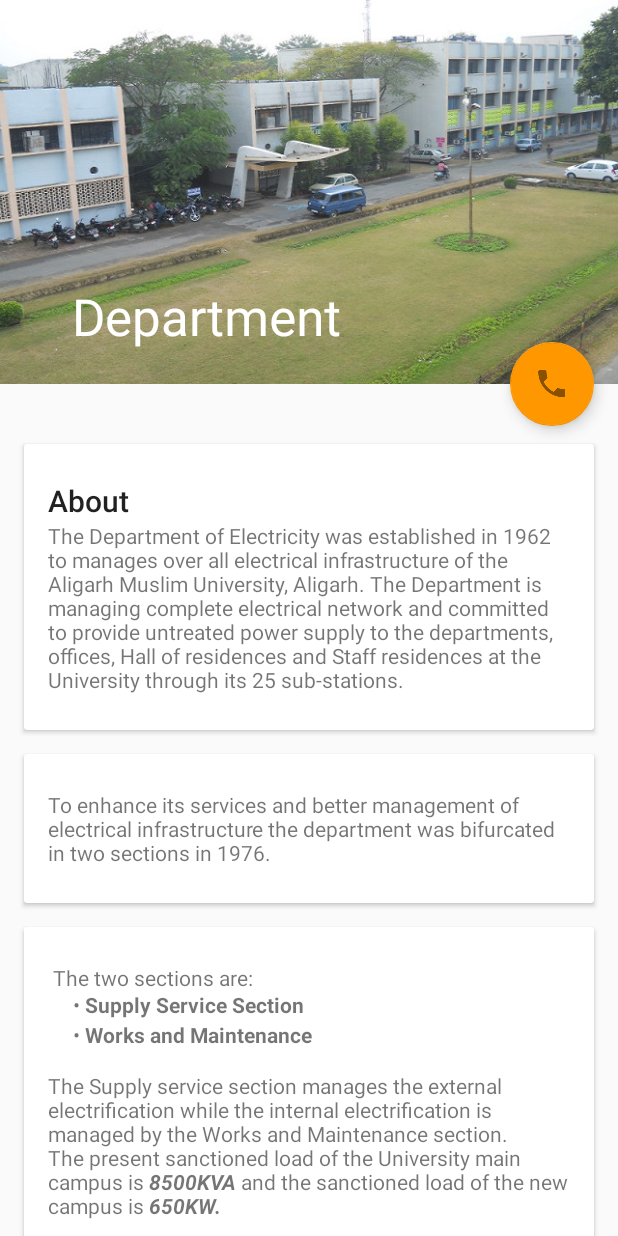
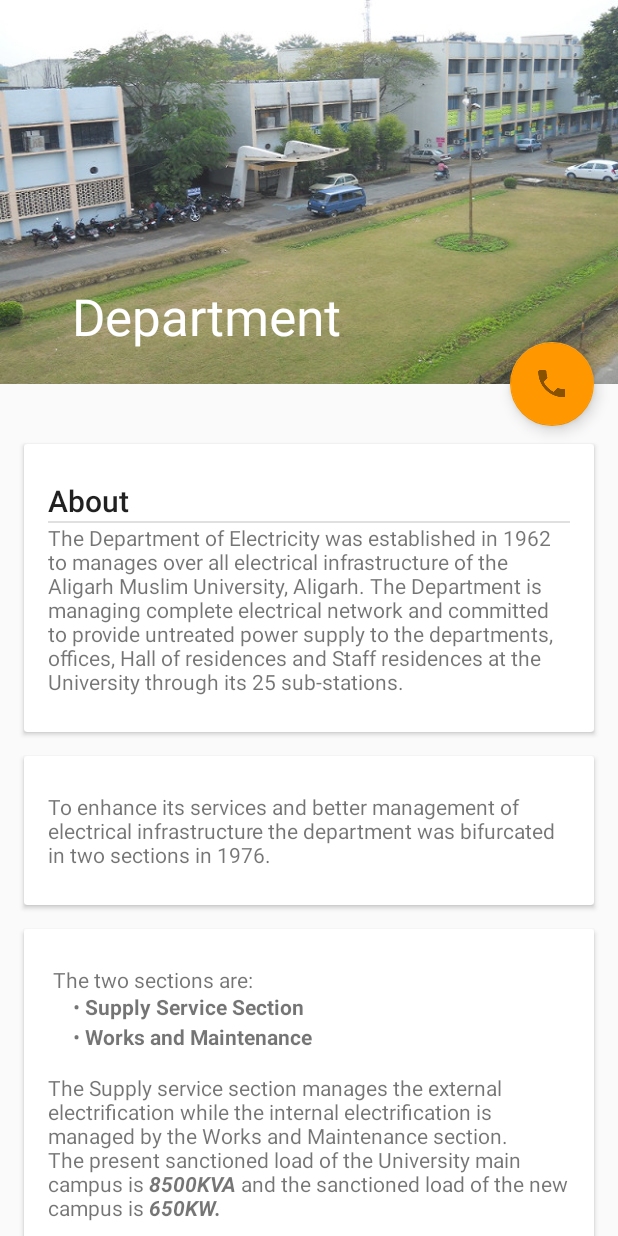
Before and after one commit to iamareebjamal/electrical-amu, an Android app: the DetailActivity screen opened directly, with no data from a screen before it, on a phone screen of 412 x 824 dp. Run offline under Robolectric (Android 15) with nearby library versions, the light colour scheme and no system bars; pictures from the network do not load.

Commit message:
Added Divider Style

```diff
--- a/app/src/main/res/layout/activity_detail.xml
+++ b/app/src/main/res/layout/activity_detail.xml
@@ -87,6 +87,10 @@
                             android:text="About"
                             android:textAppearance="@style/TextAppearance.AppCompat.Title"/>
 
+                    <TextView android:layout_width="match_parent"
+                              android:layout_height="1dp"
+                              android:theme="@style/Divider"/>
+
                     <TextView
                             android:layout_width="match_parent"
                             android:layout_height="wrap_content"
--- a/app/src/main/res/values/styles.xml
+++ b/app/src/main/res/values/styles.xml
@@ -27,5 +27,10 @@
         <item name="colorControlHighlight">@color/trans_light</item>
     </style>
     <style name="DetailTheme" parent="AppTheme"/>
+    <style name="Divider">
+        <item name="android:layout_width">match_parent</item>
+        <item name="android:layout_height">1dp</item>
+        <item name="android:background">?android:attr/listDivider</item>
+    </style>
 
 </resources>
```
